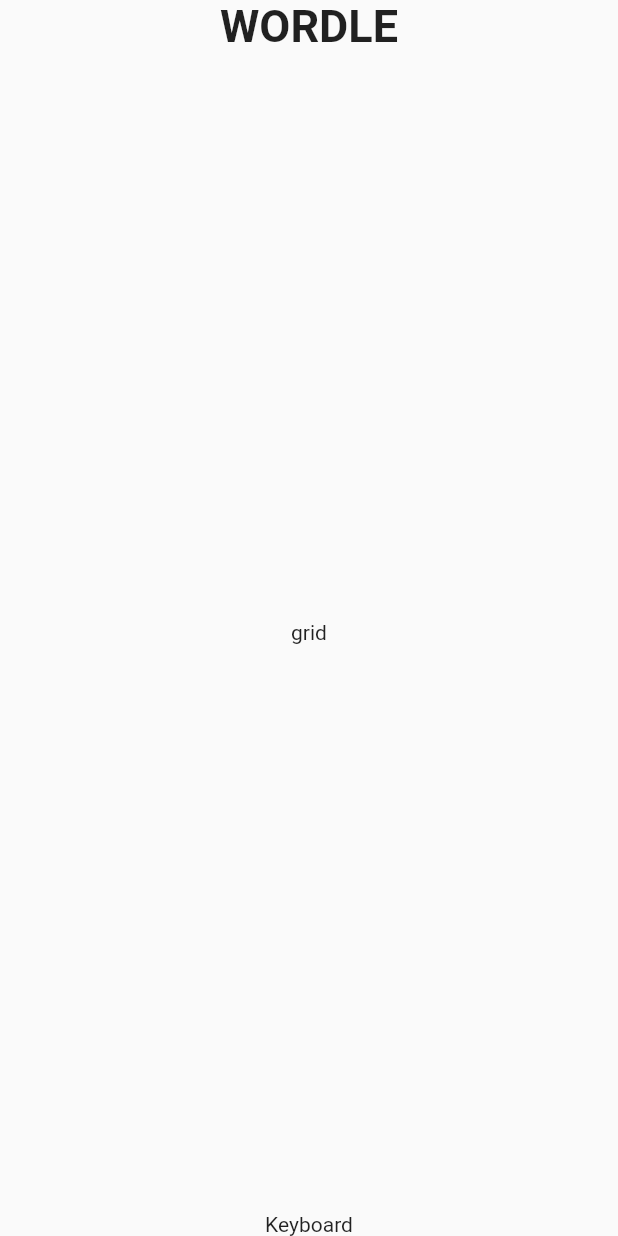
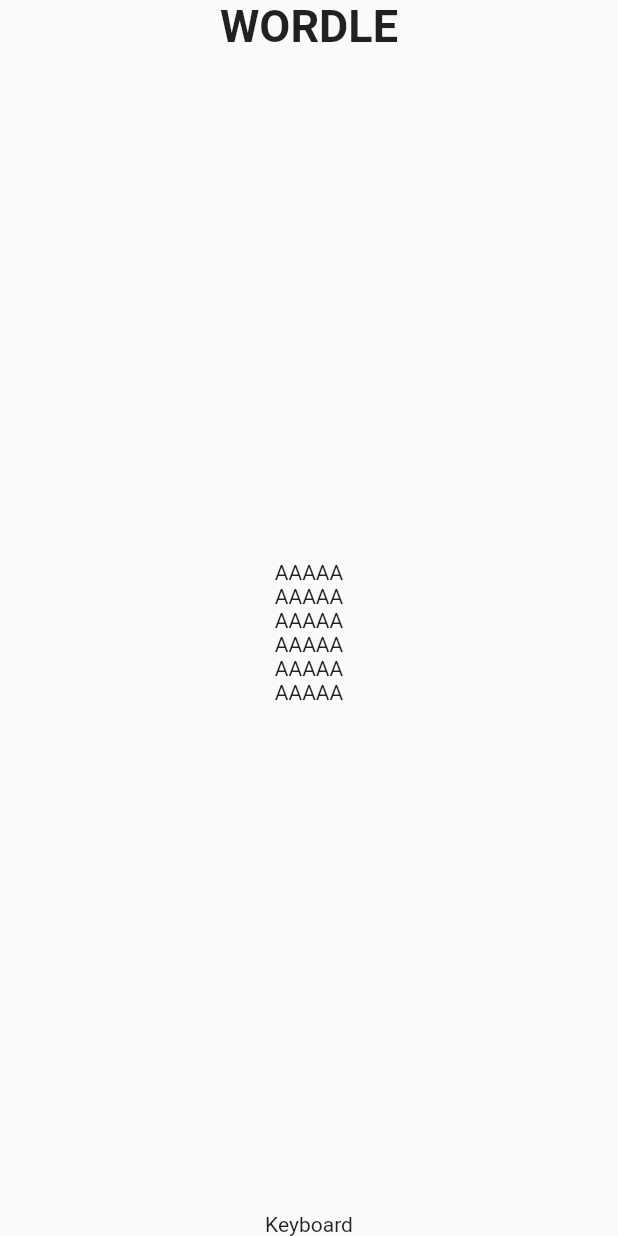
Before and after one commit to anubhavbagri/Wordle-Clone, a Flutter app: the screen it shows after launch, on a phone screen of 412 x 824 dp. Run offline on Flutter 3.47's test engine with Material 2 defaults, Android fonts, the phone set to English and light mode, and no system bars.

Commit message:
feat: created grid structure

```diff
--- a/lib/widgets/wordle_grid.dart
+++ b/lib/widgets/wordle_grid.dart
@@ -9,17 +9,24 @@
 
   @override
   Widget build(BuildContext context) {
-    final List<List<Widget>> wordleRows = List.empty(growable: true);
+    final List<Row> wordleRows = List.empty(growable: true);
 
     for (int i = 0; i < rows; i++) {
-      wordleRows.add(List.empty(growable: true));
+      final List<WordleLetterbox> boxes = List.empty(growable: true);
       for (int j = 0; j < wordSize; j++) {
-        wordleRows[i].add(WordleLetterbox());
+        boxes.add(WordleLetterbox());
       }
+      wordleRows.add(Row(
+        mainAxisSize: MainAxisSize.min,
+        children: boxes,
+      ));
     }
 
     return Container(
-      child: Text('grid'),
+      child: Column(
+        crossAxisAlignment: CrossAxisAlignment.center,
+        children: wordleRows,
+      ),
     );
   }
 }
```
